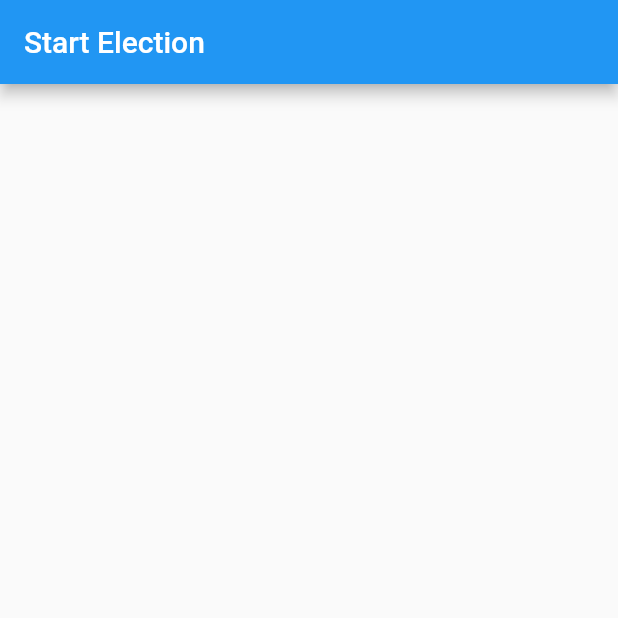
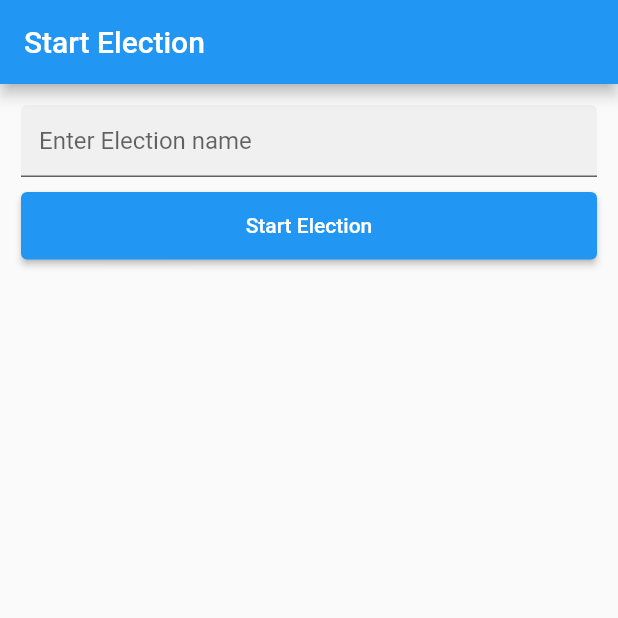
Before and after one commit to DavidMilai/voting-DApp, a Flutter app: the screen it shows after launch, on a phone screen of 412 x 824 dp, the top half of it. Run offline on Flutter 3.47's test engine with Material 2 defaults, Android fonts, the phone set to English and light mode, and no system bars; missing offline and left inert: web3dart.

Commit message:
start electio ui

```diff
--- a/lib/screens/home_screen.dart
+++ b/lib/screens/home_screen.dart
@@ -13,6 +13,7 @@ class HomeScreen extends StatefulWidget {
 class _HomeScreenState extends State<HomeScreen> {
   Client? httpClient;
   Web3Client? web3Client;
+  TextEditingController electionPositionController = TextEditingController();
 
   @override
   void initState() {
@@ -27,8 +28,22 @@ class _HomeScreenState extends State<HomeScreen> {
     return SafeArea(
         child: Scaffold(
       appBar: AppBar(title: const Text("Start Election")),
-      body: Column(
-        children: [],
+      body: Container(
+        padding: const EdgeInsets.all(14),
+        child: Column(
+          children: [
+            TextField(
+                controller: electionPositionController,
+                decoration: const InputDecoration(
+                    filled: true, hintText: "Enter Election name")),
+            const SizedBox(height: 10),
+            SizedBox(
+                height: 45,
+                width: double.infinity,
+                child: ElevatedButton(
+                    onPressed: () {}, child: const Text("Start Election")))
+          ],
+        ),
       ),
     ));
   }
```
